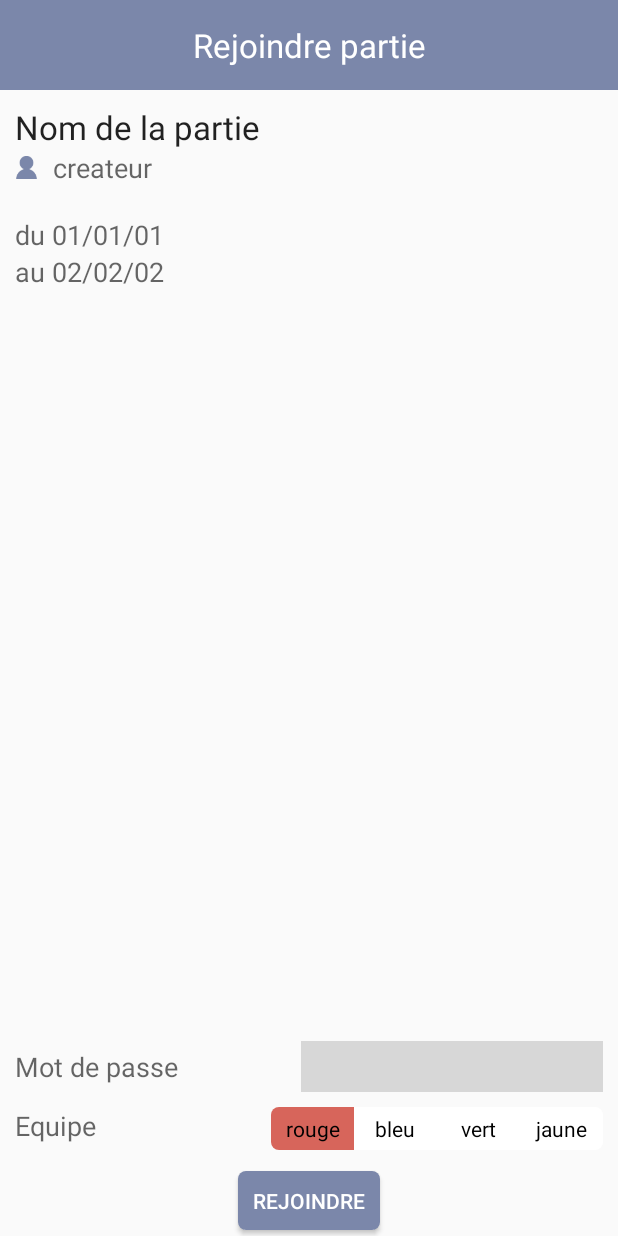
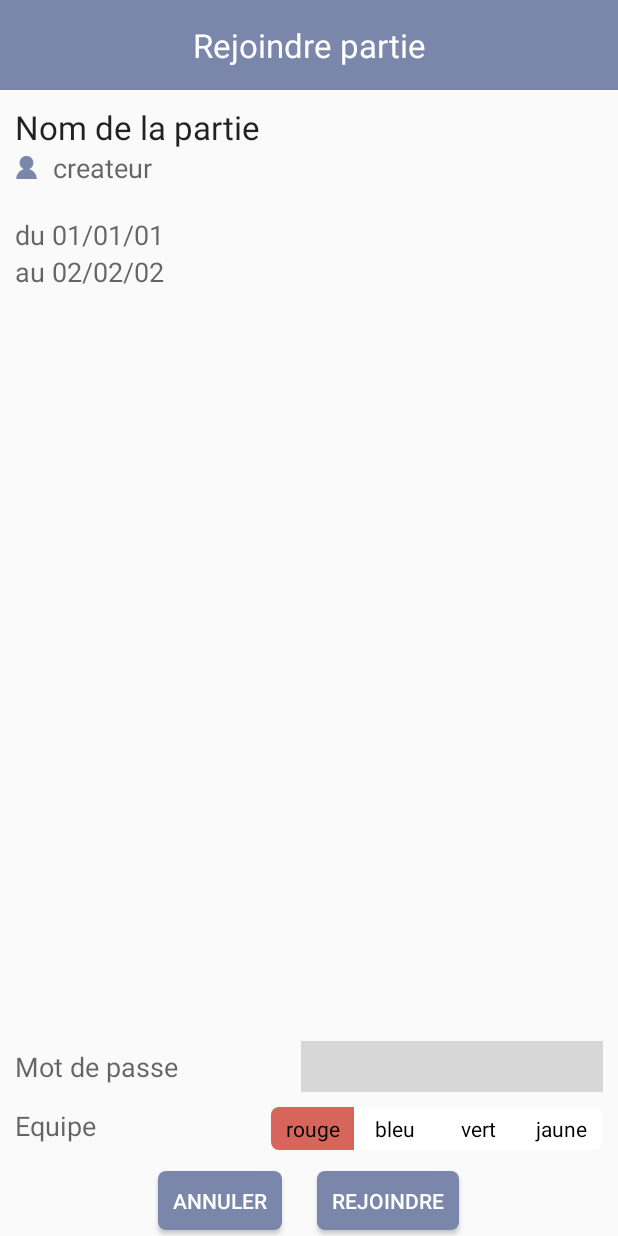
Before and after one commit to CaptureSI28/android, an Android app: the JoinGame screen opened directly, with no data from a screen before it, on a phone screen of 412 x 824 dp. Run offline under Robolectric (Android 15) with nearby library versions, the phone set to English and light mode, and no system bars.

```diff
--- a/app/src/main/java/com/example/josephrocca/multiviewapptest/view/JoinGame.java
+++ b/app/src/main/java/com/example/josephrocca/multiviewapptest/view/JoinGame.java
@@ -54,7 +54,7 @@ public class JoinGame extends Activity {
 
             SimplePlayerListAdapter arrayAdapter = new SimplePlayerListAdapter(
                     this,
-                    new ArrayList<Player>(gameToJoin.getPlayers().keySet()));
+                    new ArrayList<Player>(gameToJoin.getPlayerList()));
             partieList.setAdapter(arrayAdapter);
         }
 
@@ -72,9 +72,21 @@ public class JoinGame extends Activity {
                 if(isOk){
                     Control.getInstance().setCurrentGame(idgameToJoin -1);
                     Control.getInstance().getUser().setTeamIdx(getTeamChecked());
+                    gameToJoin.addPlayer(Control.getInstance().getUser().getLogin(), getTeamChecked());
                     finish();
                     startActivity(intentMainActivity);
                 }
+            }
+        });
+
+        // Bouton 'Annuler'
+        final Button cancelButton = (Button) findViewById(R.id.joingame_cancel);
+        final Intent intentConn = new Intent(this,SelectionPartie.class);
+        cancelButton.setOnClickListener(new View.OnClickListener() {
+            @Override
+            public void onClick(View v) {
+                finish();
+                startActivity(intentConn);
             }
         });
 
--- a/app/src/main/res/layout/activity_joingame.xml
+++ b/app/src/main/res/layout/activity_joingame.xml
@@ -189,14 +189,30 @@
                 android:orientation="horizontal"
                 android:layout_width="fill_parent"
                 android:layout_height="fill_parent"
-                android:gravity="center">
+                android:gravity="center"
+                android:weightSum="1">
 
                 <Button
                     style="?android:attr/buttonStyleSmall"
                     android:layout_width="wrap_content"
                     android:layout_height="wrap_content"
                     android:background="@drawable/button_background"
-                    android:text="Rejoindre"
+                    android:text="@string/annuler"
+                    android:id="@+id/joingame_cancel"
+                    android:minHeight="0dp"
+                    android:textColor="#ffffffff" />
+
+                <Space
+                    android:layout_width="wrap_content"
+                    android:layout_height="match_parent"
+                    android:layout_weight="0.1" />
+
+                <Button
+                    style="?android:attr/buttonStyleSmall"
+                    android:layout_width="wrap_content"
+                    android:layout_height="wrap_content"
+                    android:background="@drawable/button_background"
+                    android:text="@string/rejoindre"
                     android:id="@+id/joingame_joinbut"
                     android:minHeight="0dp"
                     android:textColor="#ffffffff" />
--- a/app/src/main/res/values/strings.xml
+++ b/app/src/main/res/values/strings.xml
@@ -1,8 +1,8 @@
 <resources>
     <string name="app_name">CAPTURE</string>
 
-    <string name="hello_world">Hello world!</string>
-    <string name="activityTwo">ActivityTwo!</string>
+    <string name="annuler">Annuler</string>
+    <string name="rejoindre">Rejoindre</string>
     <string name="action_settings">Settings</string>
     <string name="cas_service">http://localhost</string>
     <string name="service">login</string>
```
Also changed, not shown: app/src/main/java/com/example/josephrocca/multiviewapptest/Control.java (+18 -0 lines), app/src/main/java/com/example/josephrocca/multiviewapptest/model/Game.java (+15 -11 lines), app/src/main/java/com/example/josephrocca/multiviewapptest/server/ServerRequest.java (+6 -3 lines), app/src/main/java/com/example/josephrocca/multiviewapptest/view/fragmentSelPartOld.java (+7 -5 lines).
